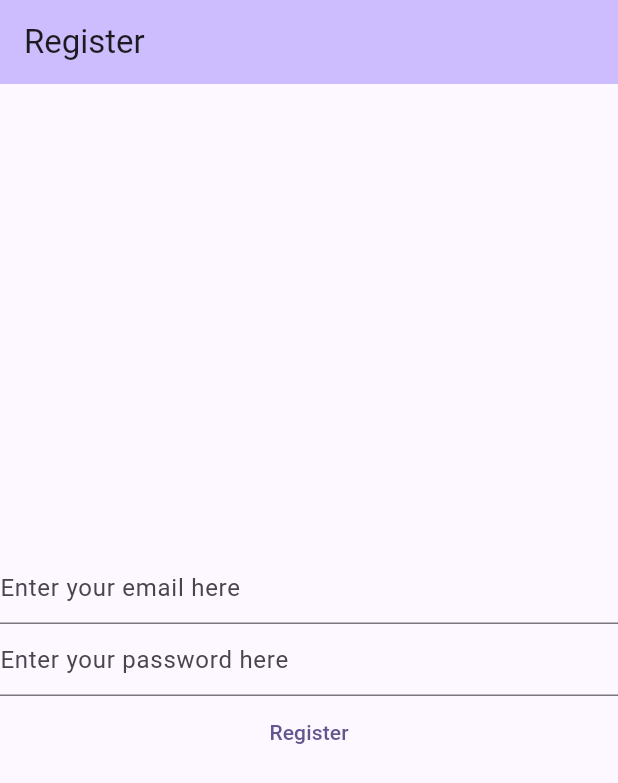
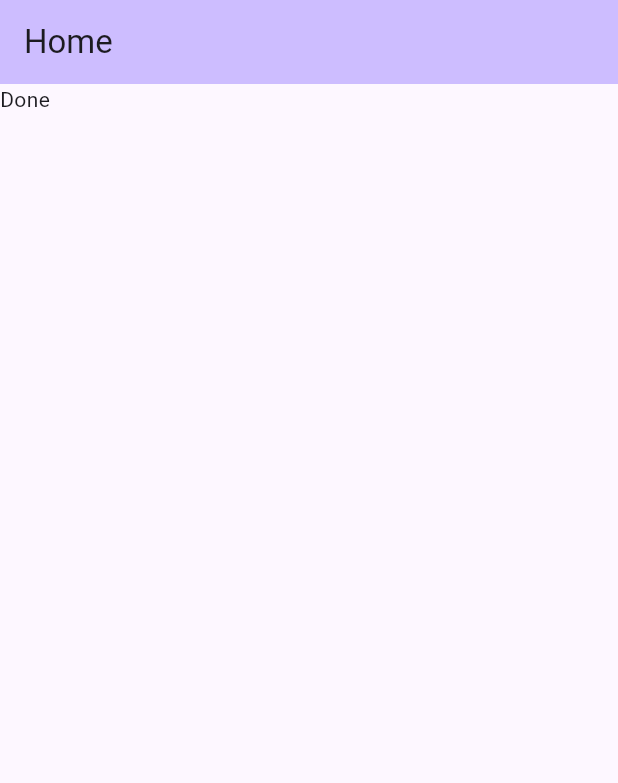
Before and after one commit to chuashinherh/QuickNotes, a Flutter app: the screen it shows after launch, on a phone screen of 412 x 824 dp. Shown: the top 783 px of the screen. Run offline on Flutter 3.47's test engine with Material 3 defaults, Android fonts, the phone set to English and light mode, and no system bars; our stand-ins replace firebase_auth, firebase_core; accounts and stored records are empty.

Commit message:
Separate views out of main

```diff
--- a/lib/main.dart
+++ b/lib/main.dart
@@ -1,13 +1,15 @@
+import 'package:firebase_auth/firebase_auth.dart';
 import 'package:firebase_core/firebase_core.dart';
 import 'package:flutter/material.dart';
-import 'package:firebase_auth/firebase_auth.dart';
 import 'package:quicknotes/firebase_options.dart';
+import 'package:quicknotes/views/login_view.dart';
+import 'package:quicknotes/views/register_view.dart';
 
 void main() {
   WidgetsFlutterBinding.ensureInitialized();
 
   MaterialApp app = MaterialApp(
-    title: 'Flutter Demo',
+    title: 'Quick Notes',
     theme: ThemeData(
       useMaterial3: true,
       colorScheme: ColorScheme.fromSeed(seedColor: Colors.deepPurpleAccent),
@@ -18,36 +20,14 @@ void main() {
   runApp(app);
 }
 
-class HomePage extends StatefulWidget {
+class HomePage extends StatelessWidget {
   const HomePage({super.key});
-
-  @override
-  State<HomePage> createState() => _HomePageState();
-}
-
-class _HomePageState extends State<HomePage> {
-  late final TextEditingController _email;
-  late final TextEditingController _password;
-
-  @override
-  void initState() {
-    _email = TextEditingController();
-    _password = TextEditingController();
-    super.initState();
-  }
-
-  @override
-  void dispose() {
-    _email.dispose();
-    _password.dispose();
-    super.dispose();
-  }
 
   @override
   Widget build(BuildContext context) {
     return Scaffold(
       appBar: AppBar(
-        title: const Text("Register"),
+        title: const Text("Home"),
         backgroundColor: Theme.of(context).colorScheme.inversePrimary,
       ),
       body: FutureBuilder(
@@ -57,44 +37,13 @@ class _HomePageState extends State<HomePage> {
         builder: (context, asyncSnapshot) {
           switch (asyncSnapshot.connectionState) {
             case ConnectionState.done:
-              return Column(
-                mainAxisAlignment: MainAxisAlignment.center,
-                children: [
-                  TextField(
-                    controller: _email,
-                    decoration: const InputDecoration(
-                      hintText: "Enter your email here",
-                    ),
-                    enableSuggestions: false,
-                    autocorrect: false,
-                    keyboardType: TextInputType.emailAddress,
-                  ),
-                  TextField(
-                    controller: _password,
-                    decoration: const InputDecoration(
-                      hintText: "Enter your password here",
-                    ),
-                    obscureText: true,
-                    enableSuggestions: false,
-                    autocorrect: false,
-                  ),
-                  TextButton(
-                    onPressed: () async {
-                      final email = _email.text;
-                      final password = _password.text;
-
-                      final userCredential = await FirebaseAuth.instance
-                          .createUserWithEmailAndPassword(
-                            email: email,
-                            password: password,
-                          );
-
-                      print(userCredential);
-                    },
-                    child: const Text("Register"),
-                  ),
-                ],
-              );
+              final user = FirebaseAuth.instance.currentUser;
+              if (user?.emailVerified ?? false) {
+                print("You are a verified user");
+              } else {
+                print("You need to verify your email first");
+              }
+              return const Text("Done");
             default:
               return const Text("Loading");
           }
```
Also changed, not shown: lib/views/login_view.dart (added, +100 -0 lines), lib/views/register_view.dart (added, +102 -0 lines).
